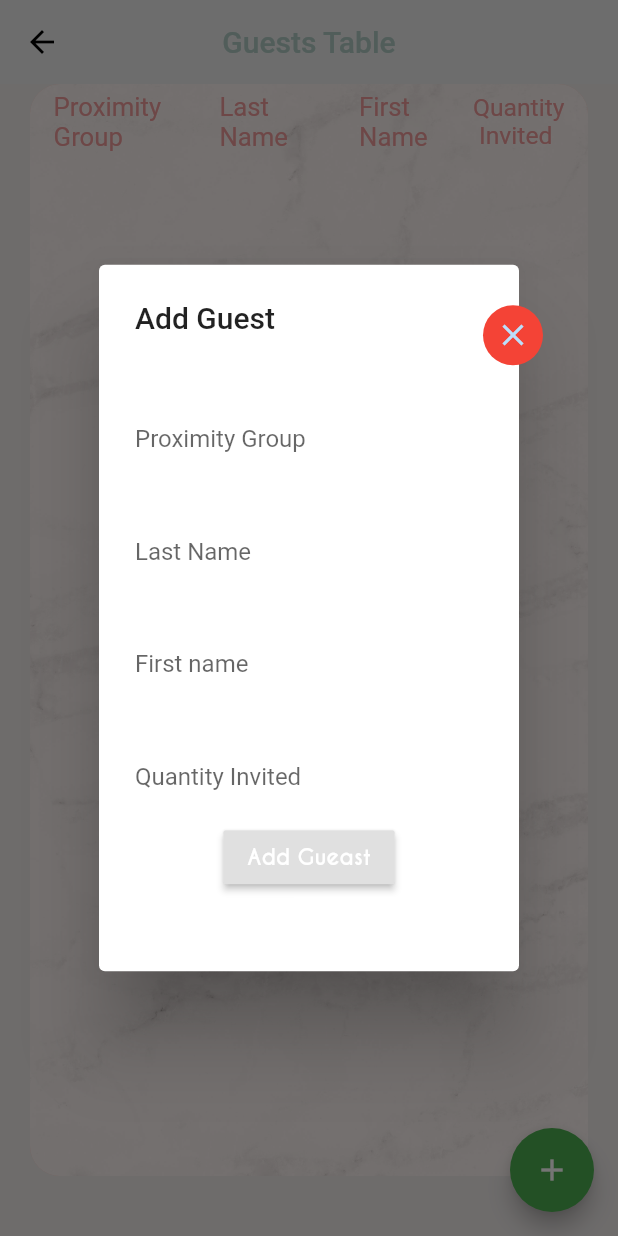
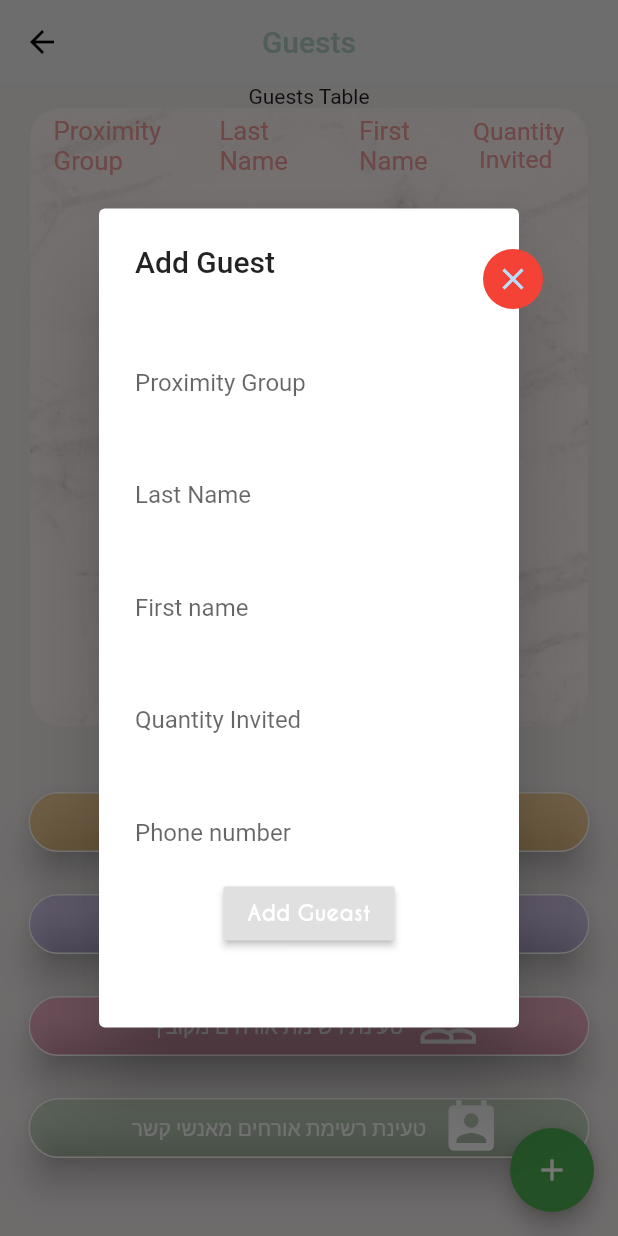
Before and after one commit to yakirza12/event_app, a Flutter app: the Guests_System screen opened directly with empty values, after a tap on the "add" icon, on a phone screen of 412 x 824 dp. Run offline on Flutter 3.47's test engine with Material 2 defaults, Android fonts, the phone set to English and light mode, and no system bars; our stand-ins replace cloud_firestore, firebase_auth; missing offline and left inert: twilio_flutter; accounts and stored records are empty; Roboto replaces fonts that are missing (Poppins); project files that could hold a hidden picture were left out.

Commit message:
start to work on the messaging system

```diff
--- /dev/null
+++ b/lib/models/BusinessObject.dart
@@ -0,0 +1 @@
+import 'package:cloud_firestore/cloud_firestore.dart';
--- a/lib/screens/home/Guests/Guests_System.dart
+++ b/lib/screens/home/Guests/Guest_System/Guests_System.dart
@@ -1,9 +1,11 @@
 import 'package:cloud_firestore/cloud_firestore.dart';
 import 'package:eventapp/models/guest.dart';
 import 'package:eventapp/models/user.dart';
+import 'package:eventapp/screens/home/Guests/Guest_tools/Tools_page.dart';
 import 'package:flutter/material.dart';
 import 'package:provider/provider.dart';
 import 'guestForm.dart';
+
 
 bool addToGuestList = false;
 
@@ -26,7 +28,7 @@ class _Guests_SystemState extends State<Guests_System> {
     return Scaffold(
       appBar: AppBar(
         centerTitle: true,
-        title: Text('Guests Table',
+        title: Text('Guests',
           style: new TextStyle(
             color:  Color(0xFFB0CBC4),
 
@@ -42,11 +44,17 @@ class _Guests_SystemState extends State<Guests_System> {
 
         /**/
       ),
-      body: Container(
+      body: SingleChildScrollView(
+        child: ConstrainedBox(
+          constraints: BoxConstraints.expand(height: 800,width: 5000),
+          child: Column(
+            children: [
+              Text("Guests Table"),
+              Container(
                   height: MediaQuery
                       .of(context)
                       .size
-              .height,
+                      .height*0.5,
 
                   decoration: BoxDecoration(
                     borderRadius: BorderRadius.all(Radius.circular(20)),
@@ -60,27 +68,29 @@ class _Guests_SystemState extends State<Guests_System> {
                   ),
                   padding: const EdgeInsets.all(0.0),
                   margin:
-              EdgeInsets.only(top: 0.0, bottom: 40.0, left: 20.0, right: 20.0),
+                  EdgeInsets.only(top: 0.0,bottom: 20, left: 20.0, right: 20.0),
                   alignment: Alignment.center,
                   child: _buildBody(context, widget.user)),
-      floatingActionButton: FloatingActionButton(
+
+              new Expanded(child: toolsGrid(widget.user)),
+
+            ],
+          ),
+        ),
+      ),
+   floatingActionButton:  FloatingActionButton(
+
         onPressed: () {
       var alertDialog = AlertDialog(
         title: Text("Add Guest"),
         content: GuestForm(widget.user),
       );
       showDialog(context: context, builder: (_) => alertDialog);
-//         Navigator.push(context,
-//              MaterialPageRoute(builder: (context) => StreamProvider<User>.value(
-//                  value: AuthService().user,
-//                  child: GuestForm()
-//              )
-//              )
-//          );
     },
     child: Icon(Icons.add),
     backgroundColor: Colors.green,
     ),
+
     );
   }
 
@@ -148,7 +158,7 @@ class _Guests_SystemState extends State<Guests_System> {
               ),
               SingleChildScrollView(
                 child: Container(
-                  width: MediaQuery.of(context).size.width*0.9,
+                  width: MediaQuery.of(context).size.width*0.45,
                   child: DataTable(
           horizontalMargin: 10,
           columnSpacing: MediaQuery.of(context).size.width * 0.06,
@@ -191,12 +201,18 @@ class _Guests_SystemState extends State<Guests_System> {
                         },
                       ),
                     ],
+
                     rows: guestList
                         .map((guest) => _buildListItem(context, guest))
                         .toList(),
                   ),
+
                 ),
-              )
+
+              ),
+
+                  //todo put here the tools grid.
+
                 ]);
           }
         });
--- a/lib/screens/home/Guests/guestForm.dart
+++ b/lib/screens/home/Guests/Guest_System/guestForm.dart
@@ -30,6 +30,7 @@ class _GuestFormState extends State<GuestForm> {
   String last_name = '';
   String first_name = '';
   int quantity_invited = 0;
+  String phone_number = '';
   String error = " ";
 
   @override
@@ -139,6 +140,30 @@ class _GuestFormState extends State<GuestForm> {
                     });
                   },
                 ),
+                new Padding(padding: EdgeInsets.all(8.0)),
+                TextFormField(
+                  validator:(val) =>
+                  val.isEmpty ? "Add number please" : null,
+                  decoration: InputDecoration(
+                      fillColor: Colors.white,
+                      border: new OutlineInputBorder(
+                        borderRadius: new BorderRadius.circular(20.0),
+                        borderSide: new BorderSide(),
+                      ),
+                      labelText: "Phone number"),
+                  keyboardType: TextInputType.number,
+                  inputFormatters: <TextInputFormatter>[
+                    WhitelistingTextInputFormatter.digitsOnly
+                  ],
+                  style: new TextStyle(
+                    fontFamily: "Poppins",
+                  ),
+                  onChanged: (val) {
+                    setState(() {
+                      phone_number = val;
+                    });
+                  },
+                ),
                 RaisedButton(
                   color: Colors.pink[52],
                   child: Text(
@@ -152,7 +177,7 @@ class _GuestFormState extends State<GuestForm> {
                     {
                       dynamic result = await DatabaseService(uid: widget.user.uid)
                           .addGuestData(index, proximityGroup, last_name,
-                              first_name, quantity_invited);
+                              first_name, quantity_invited,phone_number);
                       Navigator.pop(context);
                       if (result == null) {
                         setState(() => error =
--- /dev/null
+++ b/lib/screens/home/Guests/Guest_tools/Tools_page.dart
@@ -0,0 +1,128 @@
+import 'package:eventapp/models/user.dart';
+import 'package:eventapp/screens/home/Guests/Guest_System/guestForm.dart';
+import 'package:flutter/material.dart';
+import 'package:provider/provider.dart';
+import 'package:eventapp/models/user.dart';
+
+import 'before_wedding_messages.dart';
+
+
+
+class toolsGrid extends StatelessWidget {
+  final User user;
+  toolsGrid(this.user);
+
+  @override
+
+
+  Widget build(BuildContext context) {
+
+
+
+    return Scaffold(
+      body: Column(
+        children: [
+          Padding(padding: EdgeInsets.fromLTRB(0, 10, 0, 0)),
+          createGridItem(0,context),
+          createGridItem(1,context),
+          createGridItem(2,context),
+          createGridItem(3,context),
+
+        ],
+      ),
+
+
+    );
+  }
+
+  Widget createGridItem(int position,BuildContext context)
+  {
+
+    var color=Colors.white;
+    var iconData=Icons.add;
+    var text;
+    var onTap = () {};
+
+
+  //  var user = Provider.of<User>(context);
+    switch(position) {
+      case 0:
+        color = Colors.orange[300].withOpacity(.5);
+
+        iconData = Icons.person_add;
+        text = "הוספת אורח\יפ";
+        onTap = () {
+
+          var alertDialog = AlertDialog(
+            title: Text("Add Guest"),
+            content: GuestForm(user),
+          );
+          showDialog(context: context, builder: (_) => alertDialog);
+
+
+         };
+        break;
+      case 1:
+        onTap =  ()  {
+          Navigator.push(context,
+              MaterialPageRoute(builder: (context) => Before_Event_message(user))
+          );
+        };
+        color = Colors.deepPurpleAccent.withOpacity(.2);
+        iconData = Icons.forum;
+        text = "שליחת הודעת תודה רבה לאחר האירוע";
+
+        break;
+      case 2:
+        color = Colors.pinkAccent.withOpacity(.3);
+
+        iconData = Icons.people_outline;
+        text = "טעינת רשימת אורחים מקובץ";
+        break;
+      case 3:
+        color = Colors.green.withOpacity(.2);
+        iconData = Icons.perm_contact_calendar;
+        text =  "טעינת רשימת אורחים מאנשי קשר";
+        break;
+    }
+
+
+    return Builder(builder: (context)
+    {
+      return Padding(
+        padding: const EdgeInsets.only(left:15.0,right:15,bottom: 10,top: 10),
+        child: Card(
+          elevation: 10,
+          color: color,
+          shape: RoundedRectangleBorder(
+            borderRadius: BorderRadius.all(Radius.circular(50)),
+            side: BorderSide(
+                color: Colors.white
+            ),
+
+          ),
+          child: InkWell(
+            splashColor: Colors.blue.withAlpha(30),
+            onTap: onTap,
+            child: Center(
+              child: Row(
+                mainAxisSize: MainAxisSize.min,
+                children: [
+
+                  Padding(
+                    padding: const EdgeInsets.all(10.0),
+                    child: Text(text!=null?text: "",style: TextStyle(color: Colors.white),),
+                  )
+                  ,Icon(iconData,size:40,
+                    color: Colors.white,),
+                ],
+              ),
+            ),
+          ),
+        ),
+      );
+    }
+    );
+
+}
+}
--- a/lib/screens/home/home.dart
+++ b/lib/screens/home/home.dart
@@ -7,6 +7,7 @@ import 'package:eventapp/services/auth.dart';
 import 'package:flutter/material.dart';
 import 'package:provider/provider.dart';
 
+import 'Businesses/Businesses_system.dart';
 import 'Guests/Guest_management.dart';
 
 class Home extends StatefulWidget {// he made is stateless but im want it in differ because its will be my menu
@@ -177,6 +178,11 @@ Widget createGridItem(int position,BuildContext context)
       color = Colors.deepPurpleAccent.withOpacity(.2);
       iconData = Icons.search;
       text = "Search Suppliers";
+      onTap = () {
+        Navigator.push(context,
+          MaterialPageRoute(builder: (context) => BusinessesGrid(),
+          ) );
+      };
       break;
     case 2:
       color = Colors.pinkAccent.withOpacity(.3);
--- a/lib/services/database.dart
+++ b/lib/services/database.dart
@@ -4,6 +4,8 @@ import 'package:cloud_firestore/cloud_firestore.dart';
 class DatabaseService{
   final String uid;
   DatabaseService({ this.uid });
+
+
 
 //collection  reference
 final CollectionReference userCollection = Firestore.instance.collection('users');
@@ -19,24 +21,30 @@ Future updateUserData(String emailAddress ,String Groom_name ,String Bride_name)
       });
     }
 
-   Future addGuestData(String index ,String proximityGroup ,String last_name ,String first_name,int quantity_invited) async {
+   Future addGuestData(String index ,String proximityGroup ,String last_name ,String first_name,int quantity_invited, String phone_number) async {
      return await userCollection.document(uid).collection('guests').document(index).
      setData({
        'proximityGroup': proximityGroup,
        'last_name' : last_name,
        'first_name' : first_name,
-       'quantity_invited' : quantity_invited
+       'quantity_invited' : quantity_invited,
+       'phone_number' : phone_number
      });
 
    }
+
+
+
+
 /* For Update The data Cell**/
-  Future updateGuestsData(String proximityGroup ,String last_name ,String first_name,int quantity_invited) async
+  Future updateGuestsData(String proximityGroup ,String last_name ,String first_name,int quantity_invited,String phone_number) async
   {
     return await guestsCollection.document(uid).setData({
       'proximityGroup': proximityGroup,
       'last_name' : last_name,
       'first_name' : first_name,
-      'quantity_invited' : quantity_invited
+      'quantity_invited' : quantity_invited,
+      'phone_number' : phone_number
     });
   }
 
--- a/pubspec.yaml
+++ b/pubspec.yaml
@@ -20,6 +20,8 @@ dependencies:
   flutter:
     sdk: flutter
   hints: ^0.0.2
+  http: 0.12.2
+  twilio_flutter: 0.0.5
 
 
 
```
Also changed, not shown: lib/screens/home/Businesses/Businesses_system.dart (added, +168 -0 lines), lib/screens/home/Guests/Guest_management.dart (+6 -2 lines), lib/screens/home/Guests/Guest_tools/before_wedding_messages.dart (added, +48 -0 lines), assets/search.svg (added), pubspec.lock. Lines whose indentation alone changed are shown as unchanged.
